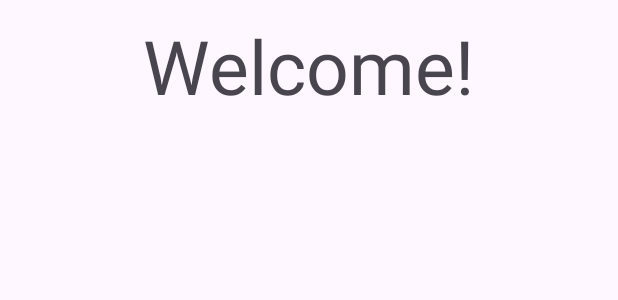
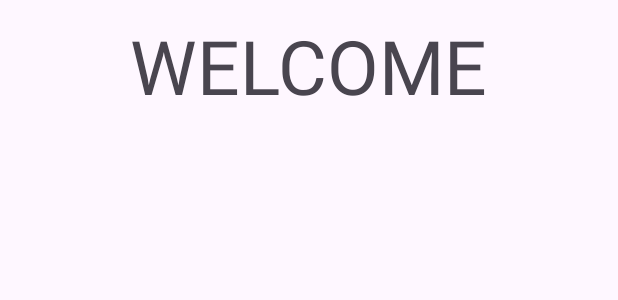
Before and after one commit to rathodha/CSE476Project, an Android app: the layout activity_initial_page.xml on its own in the app's theme, with its tools: preview values and no code run, on a phone screen of 412 x 824 dp. Shown: the top 300 px of the screen. Run offline under Robolectric (Android 15) with nearby library versions, the phone set to English and light mode, and no system bars.

Commit message:
made welcome text id in strings xml

```diff
--- a/app/src/main/res/layout/activity_initial_page.xml
+++ b/app/src/main/res/layout/activity_initial_page.xml
@@ -11,7 +11,8 @@
         android:layout_height="wrap_content"
         android:layout_centerHorizontal="true"
         android:layout_marginTop="10sp"
-        android:text="Welcome!"
+        android:text="@string/welcome"
         android:textSize="50dp"/>
 
+
 </RelativeLayout>
--- a/app/src/main/res/values/strings.xml
+++ b/app/src/main/res/values/strings.xml
@@ -2,4 +2,6 @@
     <string name="app_name">CSE476Project</string>
     <string name="client_id">405899521195-t2m5dj935qkmbmhojcishue4rji18crg.apps.googleusercontent.com</string>
     <string name="sign_out">Sign Out</string>
+    <string name="Hair">HAIR</string>
+    <string name="welcome">WELCOME</string>
 </resources>
```
